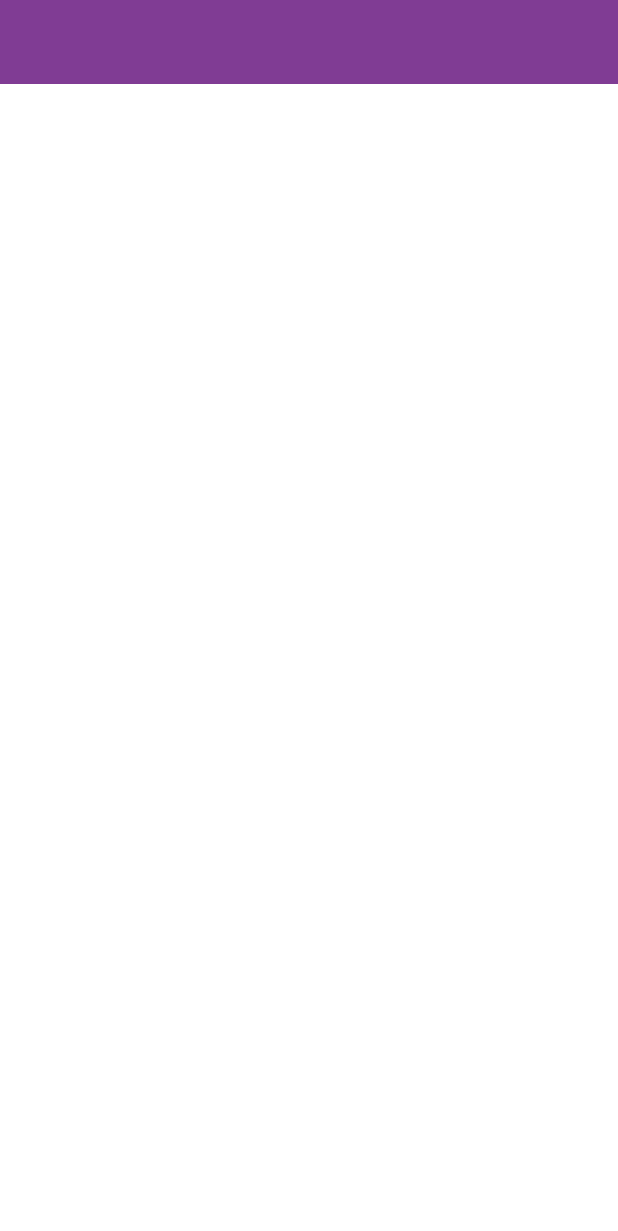
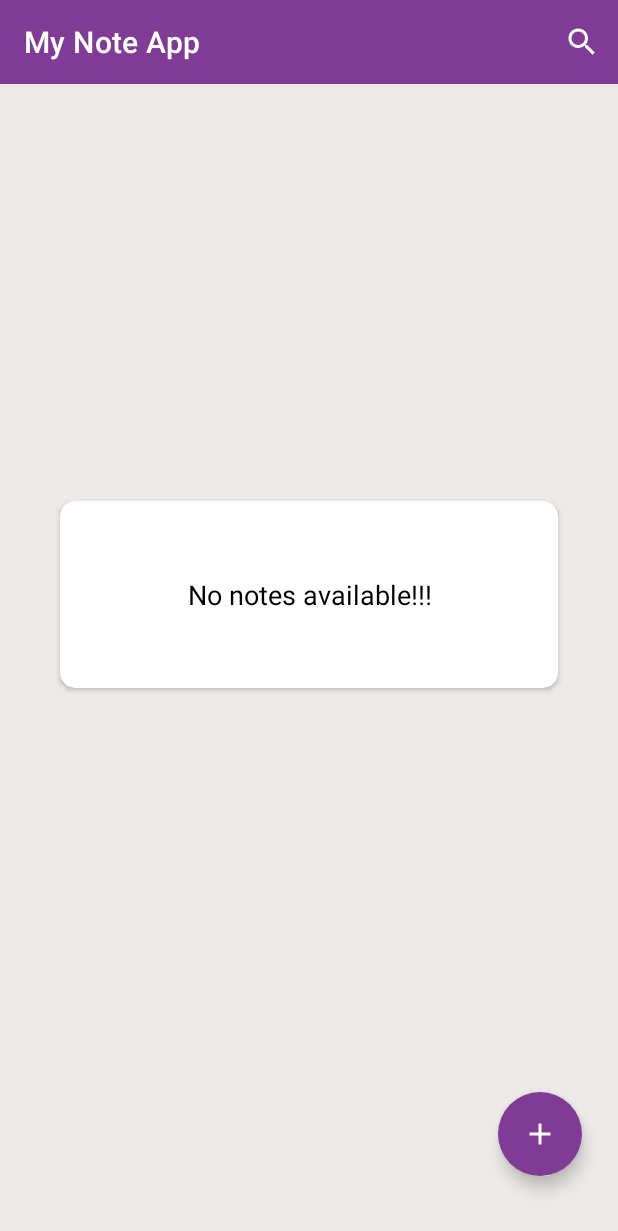
Before and after one commit to minh18112000/MyNoteApp, an Android app: the screen it shows after launch (MainActivity), on a phone screen of 412 x 824 dp. Shown: the top 1231 px of the screen. Run offline under Robolectric (Android 15) with nearby library versions, the phone set to English and light mode, and no system bars.

Commit message:
Init basic component and layout

```diff
--- a/app/src/main/java/com/example/mynoteapp/MainActivity.kt
+++ b/app/src/main/java/com/example/mynoteapp/MainActivity.kt
@@ -10,8 +10,10 @@ class MainActivity : AppCompatActivity() {
 
     override fun onCreate(savedInstanceState: Bundle?) {
         super.onCreate(savedInstanceState)
+
+        // Use view binding in activities
         binding = ActivityMainBinding.inflate(layoutInflater)
-        setContentView(R.layout.activity_main)
+        setContentView(binding.root)
 
         setSupportActionBar(binding.toolbar)
     }
--- a/app/src/main/java/com/example/mynoteapp/fragments/HomeFragment.kt
+++ b/app/src/main/java/com/example/mynoteapp/fragments/HomeFragment.kt
@@ -3,6 +3,7 @@ package com.example.mynoteapp.fragments
 import android.os.Bundle
 import android.view.*
 import androidx.fragment.app.Fragment
+import androidx.navigation.findNavController
 import com.example.mynoteapp.R
 import com.example.mynoteapp.databinding.FragmentHomeBinding
 
@@ -31,6 +32,14 @@ class HomeFragment : Fragment(R.layout.fragment_home) {
         return binding.root
     }
 
+    override fun onViewCreated(view: View, savedInstanceState: Bundle?) {
+        super.onViewCreated(view, savedInstanceState)
+        binding.fabAddNote.setOnClickListener {
+            it.findNavController().navigate(R.id.action_homeFragment_to_newNoteFragment)
+        }
+    }
+
+
     override fun onCreateOptionsMenu(menu: Menu, inflater: MenuInflater) {
         super.onCreateOptionsMenu(menu, inflater)
         inflater.inflate(R.menu.home_menu, menu)
--- /dev/null
+++ b/app/src/main/res/anim/slide_in_left.xml
@@ -0,0 +1,6 @@
+<?xml version="1.0" encoding="utf-8"?>
+<set xmlns:android="http://schemas.android.com/apk/res/android"
+     android:shareInterpolator="false" >
+    <translate android:duration="400" android:fromXDelta="100%" android:toXDelta="0%" />
+    <!--<alpha android:duration="400" android:fromAlpha="0.0" android:toAlpha="1.0" />-->
+</set>
--- /dev/null
+++ b/app/src/main/res/anim/slide_in_right.xml
@@ -0,0 +1,6 @@
+<?xml version="1.0" encoding="utf-8"?>
+<set xmlns:android="http://schemas.android.com/apk/res/android"
+     android:shareInterpolator="false" >
+    <translate android:duration="400" android:fromXDelta="-100%" android:toXDelta="0%" />
+    <!--<alpha android:duration="400" android:fromAlpha="0.0" android:toAlpha="1.0" />-->
+</set>
--- /dev/null
+++ b/app/src/main/res/anim/slide_in_up.xml
@@ -0,0 +1,5 @@
+<?xml version="1.0" encoding="utf-8"?>
+<set xmlns:android="http://schemas.android.com/apk/res/android">
+    <translate android:duration="400" android:fromYDelta="100%" android:toYDelta="0%" />
+    <!--<alpha android:duration="400" android:fromAlpha="0.0" android:toAlpha="1.0" />-->
+</set>
--- /dev/null
+++ b/app/src/main/res/anim/slide_out_left.xml
@@ -0,0 +1,6 @@
+<?xml version="1.0" encoding="utf-8"?>
+<set xmlns:android="http://schemas.android.com/apk/res/android"
+     android:shareInterpolator="false" >
+    <translate android:duration="400" android:fromXDelta="0%" android:toXDelta="-100%" />
+    <!--<alpha android:duration="400" android:fromAlpha="0.0" android:toAlpha="1.0" />-->
+</set>
--- /dev/null
+++ b/app/src/main/res/anim/slide_out_right.xml
@@ -0,0 +1,6 @@
+<?xml version="1.0" encoding="utf-8"?>
+<set xmlns:android="http://schemas.android.com/apk/res/android"
+     android:shareInterpolator="false" >
+    <translate android:duration="400" android:fromXDelta="0%" android:toXDelta="100%" />
+    <!--<alpha android:duration="400" android:fromAlpha="0.0" android:toAlpha="1.0" />-->
+</set>
--- /dev/null
+++ b/app/src/main/res/anim/slide_out_up.xml
@@ -0,0 +1,5 @@
+<?xml version="1.0" encoding="utf-8"?>
+<set xmlns:android="http://schemas.android.com/apk/res/android">
+    <translate android:duration="400" android:fromYDelta="0%" android:toYDelta="-100%" />
+    <alpha android:duration="400" android:fromAlpha="1.0" android:toAlpha="0.0" />
+</set>
--- a/app/src/main/res/navigation/nav_graph.xml
+++ b/app/src/main/res/navigation/nav_graph.xml
@@ -8,31 +8,47 @@
     <fragment
         android:id="@+id/homeFragment"
         android:name="com.example.mynoteapp.fragments.HomeFragment"
-        android:label="fragment_home"
-        tools:layout="@layout/fragment_home" >
+        android:label="Notes"
+        tools:layout="@layout/fragment_home">
+        <action
+            android:id="@+id/action_homeFragment_to_newNoteFragment"
+            app:destination="@id/newNoteFragment"
+            app:enterAnim="@anim/slide_in_right"
+            app:exitAnim="@anim/slide_out_left"
+            app:popEnterAnim="@anim/slide_in_left"
+            app:popExitAnim="@anim/slide_out_right" />
         <action
             android:id="@+id/action_homeFragment_to_updateNoteFragment"
-            app:destination="@id/updateNoteFragment" />
+            app:destination="@id/updateNoteFragment"
+            app:enterAnim="@anim/slide_in_right"
+            app:exitAnim="@anim/slide_out_left"
+            app:popEnterAnim="@anim/slide_in_left"
+            app:popExitAnim="@anim/slide_out_right" />
+    </fragment>
+    <fragment
+        android:id="@+id/newNoteFragment"
+        android:name="com.example.mynoteapp.fragments.NewNoteFragment"
+        android:label="New Note"
+        tools:layout="@layout/fragment_new_note">
         <action
-            android:id="@+id/action_homeFragment_to_newNoteFragment"
-            app:destination="@id/newNoteFragment" />
+            android:id="@+id/action_newNoteFragment_to_homeFragment"
+            app:destination="@id/homeFragment"
+            app:enterAnim="@anim/slide_in_right"
+            app:exitAnim="@anim/slide_out_left"
+            app:popEnterAnim="@anim/slide_in_left"
+            app:popExitAnim="@anim/slide_out_right" />
     </fragment>
     <fragment
         android:id="@+id/updateNoteFragment"
         android:name="com.example.mynoteapp.fragments.UpdateNoteFragment"
-        android:label="fragment_update_note"
-        tools:layout="@layout/fragment_update_note" >
+        android:label="Update Note"
+        tools:layout="@layout/fragment_update_note">
         <action
             android:id="@+id/action_updateNoteFragment_to_homeFragment"
-            app:destination="@id/homeFragment" />
-    </fragment>
-    <fragment
-        android:id="@+id/newNoteFragment"
-        android:name="com.example.mynoteapp.fragments.NewNoteFragment"
-        android:label="fragment_new_note"
-        tools:layout="@layout/fragment_new_note" >
-        <action
-            android:id="@+id/action_newNoteFragment_to_homeFragment"
-            app:destination="@id/homeFragment" />
+            app:destination="@id/homeFragment"
+            app:enterAnim="@anim/slide_in_right"
+            app:exitAnim="@anim/slide_out_left"
+            app:popEnterAnim="@anim/slide_in_left"
+            app:popExitAnim="@anim/slide_out_right" />
     </fragment>
 </navigation>
```
Also changed, not shown: app/src/main/java/com/example/mynoteapp/fragments/NewNoteFragment.kt (+23 -39 lines), app/src/main/java/com/example/mynoteapp/fragments/UpdateNoteFragment.kt (+22 -39 lines).
